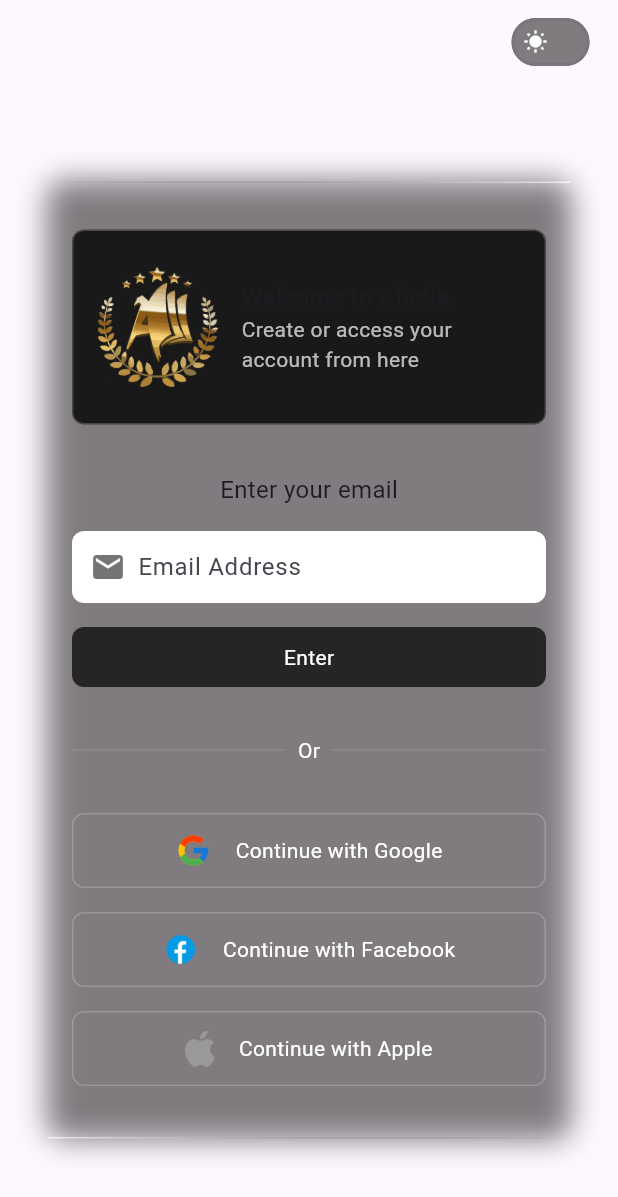
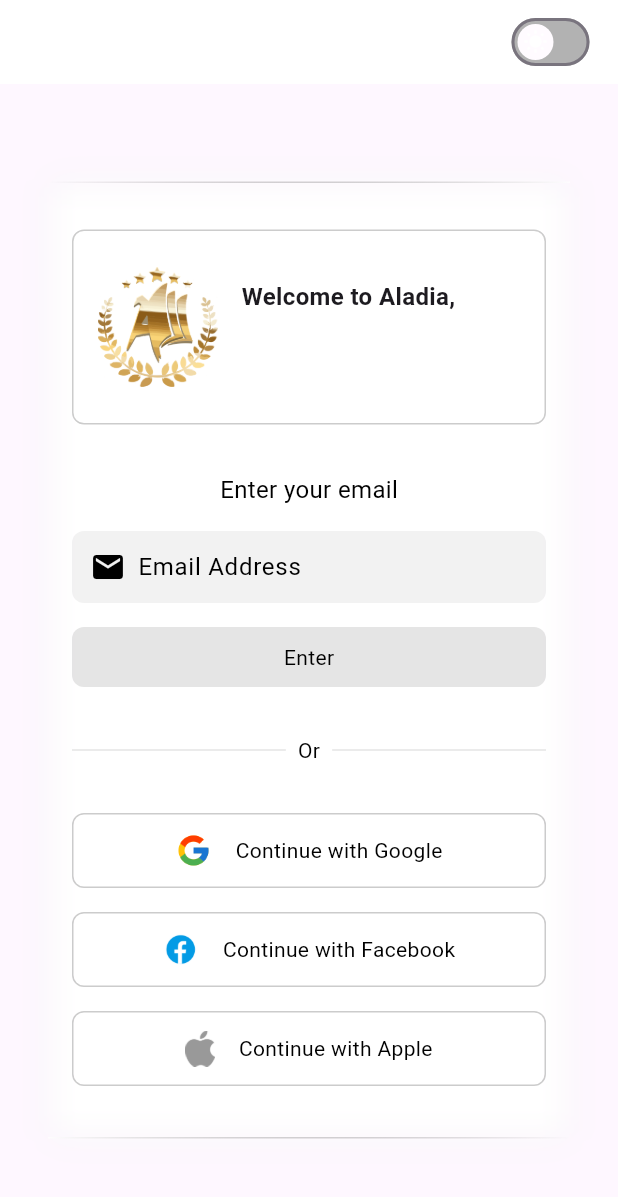
Before and after one commit to BiniyamAM/aladia_flutter_project, a Flutter app: the screen it shows after launch, on a phone screen of 412 x 824 dp. Shown: the top 1197 px of the screen. Run offline on Flutter 3.47's test engine with Material 3 defaults, Android fonts, the phone set to English and light mode, and no system bars.

Commit message:
fate: modifing the  pages and the file stucture of the code

```diff
--- a/lib/main.dart
+++ b/lib/main.dart
@@ -20,8 +20,8 @@ class MyApp extends StatelessWidget {
     return MaterialApp(
       debugShowCheckedModeBanner: false,
       home: const Home(),
-      themeMode: ThemeMode.system,
-      theme: Provider.of<ThemeProvider>(context).themeData,
+      theme: Provider.of<ThemeProvider>(context)
+          .themeData, // Apply the selected theme
     );
   }
 }
--- a/lib/pages/home.dart
+++ b/lib/pages/home.dart
@@ -1,7 +1,11 @@
 import 'dart:ui';
 import 'package:flutter/material.dart';
+import 'package:provider/provider.dart';
+import 'package:aladia/widgets/email_input.dart';
+import 'package:aladia/widgets/or_divider.dart';
+import 'package:aladia/widgets/social_buttons.dart';
+import 'package:aladia/widgets/top_content.dart';
 import 'package:aladia/theme_provider.dart';
-import 'package:provider/provider.dart';
 
 class Home extends StatefulWidget {
   const Home({super.key});
@@ -11,38 +15,40 @@ class Home extends StatefulWidget {
 }
 
 class _HomeState extends State<Home> {
-  bool isSelected = false;
   @override
   Widget build(BuildContext context) {
+    final themeProvider = Provider.of<ThemeProvider>(context);
+    final isDarkMode = themeProvider.isSelected;
+
     return Scaffold(
       appBar: AppBar(
+        backgroundColor: isDarkMode ? Colors.black : Colors.white,
         actions: [
           Padding(
             padding: const EdgeInsets.only(right: 15),
             child: Consumer<ThemeProvider>(
-              builder: (context, themeProider, child) {
+              builder: (context, themeProvider, child) {
                 return Switch(
-                  activeColor: Colors.white.withOpacity(0.1),
-                  // trackOutlineColor:
-                  //     const MaterialStatePropertyAll(Colors.black),
+                  activeColor: isDarkMode
+                      ? Colors.white.withOpacity(0.1)
+                      : Colors.black.withOpacity(0.1),
                   inactiveThumbColor: Colors.white.withOpacity(0.1),
-                  // ignore: deprecated_member_use
-                  thumbColor:
-                      // ignore: deprecated_member_use
-                      MaterialStatePropertyAll(Colors.black.withOpacity(0.5)),
-                  inactiveTrackColor: Colors.black.withOpacity(0.5),
-                  // ignore: deprecated_member_use
+                  thumbColor: MaterialStatePropertyAll(
+                    isDarkMode
+                        ? Colors.black.withOpacity(0.5)
+                        : Colors.white.withOpacity(0.5),
+                  ),
+                  inactiveTrackColor: isDarkMode
+                      ? Colors.black.withOpacity(0.5)
+                      : Colors.black.withOpacity(0.3),
                   thumbIcon: MaterialStatePropertyAll(
-                    themeProider.isSelected
+                    themeProvider.isSelected
                         ? const Icon(Icons.nights_stay)
-                        : const Icon(
-                            Icons.wb_sunny,
-                            color: Colors.white,
-                          ),
+                        : const Icon(Icons.wb_sunny, color: Colors.white),
                   ),
-                  value: themeProider.isSelected,
+                  value: themeProvider.isSelected,
                   onChanged: (value) {
-                    themeProider.toggleTheme();
+                    themeProvider.toggleTheme();
                   },
                 );
               },
@@ -51,14 +57,16 @@ class _HomeState extends State<Home> {
         ],
       ),
       body: Center(
-        // widthFactor: 380,
         child: Container(
           height: 640,
           width: 350,
           decoration: BoxDecoration(
             borderRadius: BorderRadius.circular(12),
-            border: Border.all(color: Colors.white.withOpacity(0.2)),
-            color: Colors.black.withOpacity(0.5),
+            border: Border.all(
+                color: isDarkMode
+                    ? Colors.white.withOpacity(0.2)
+                    : Colors.black.withOpacity(0.2)),
+            color: isDarkMode ? Colors.black.withOpacity(0.5) : Colors.white,
           ),
           child: BackdropFilter(
             filter: ImageFilter.blur(sigmaX: 10.0, sigmaY: 10.0),
@@ -101,13 +109,13 @@ class _HomeState extends State<Home> {
                     child: Column(
                       children: [
                         const SizedBox(height: 16),
-                        _buildTopContent(),
+                        TopContent(isDarkMode: isDarkMode),
                         const SizedBox(height: 32),
-                        _buildEmailInput(),
+                        EmailInput(isDarkMode: isDarkMode),
                         const SizedBox(height: 32),
-                        _buildOrDivider(),
+                        OrDivider(isDarkMode: isDarkMode),
                         const SizedBox(height: 32),
-                        _buildSocialButtons(),
+                        SocialButtons(isDarkMode: isDarkMode),
                       ],
                     ),
                   ),
@@ -119,137 +127,4 @@ class _HomeState extends State<Home> {
       ),
     );
   }
-
-  Widget _buildTopContent() {
-    return Container(
-      padding: const EdgeInsets.symmetric(vertical: 24, horizontal: 16),
-      decoration: BoxDecoration(
-        color: Colors.black.withOpacity(0.8),
-        border: Border.all(color: Colors.white.withOpacity(0.2)),
-        borderRadius: BorderRadius.circular(8),
-      ),
-      child: Row(
-        children: [
-          Image.asset(
-            'assets/app_icon.png',
-            height: 80,
-            width: 80,
-            fit: BoxFit.cover,
-          ),
-          const SizedBox(width: 16),
-          const Expanded(
-            child: Column(
-              crossAxisAlignment: CrossAxisAlignment.start,
-              children: const [
-                Text(
-                  'Welcome to Aladia,',
-                  style: TextStyle(
-                    fontWeight: FontWeight.bold,
-                    fontSize: 16,
-                  ),
-                ),
-                Text(
-                  'Create or access your account from here',
-                  style: TextStyle(
-                    color: Colors.white70,
-                  ),
-                ),
-              ],
-            ),
-          ),
-        ],
-      ),
-    );
-  }
-
-  Widget _buildEmailInput() {
-    return Column(
-      crossAxisAlignment: CrossAxisAlignment.center,
-      children: [
-        const Text('Enter your email', style: TextStyle(fontSize: 16)),
-        const SizedBox(height: 16),
-        Container(
-          padding: const EdgeInsets.all(12),
-          decoration: BoxDecoration(
-            borderRadius: BorderRadius.circular(8),
-            color: Colors.white,
-          ),
-          child: const Row(
-            children: [
-              Icon(Icons.email, color: Colors.black54),
-              SizedBox(width: 8),
-              Expanded(
-                child: TextField(
-                  decoration: InputDecoration.collapsed(
-                    hintText: 'Email Address',
-                  ),
-                ),
-              ),
-            ],
-          ),
-        ),
-        const SizedBox(height: 16),
-        Container(
-          alignment: Alignment.center,
-          height: 40,
-          decoration: BoxDecoration(
-            borderRadius: BorderRadius.circular(8),
-            border: Border.all(color: Colors.transparent),
-            color: Colors.black.withOpacity(0.7),
-          ),
-          child: const Text(
-            'Enter',
-            style: TextStyle(color: Colors.white),
-          ),
-        ),
-      ],
-    );
-  }
-
-  Widget _buildOrDivider() {
-    return Row(
-      mainAxisAlignment: MainAxisAlignment.center,
-      children: [
-        Expanded(child: Divider(color: Colors.white.withOpacity(0.1))),
-        const Padding(
-          padding: EdgeInsets.symmetric(horizontal: 8.0),
-          child: Text('Or', style: TextStyle(color: Colors.white)),
-        ),
-        Expanded(child: Divider(color: Colors.white.withOpacity(0.1))),
-      ],
-    );
-  }
-
-  Widget _buildSocialButtons() {
-    return Column(
-      children: [
-        _buildSocialButton('Continue with Google', 'assets/google.png'),
-        const SizedBox(height: 16),
-        _buildSocialButton('Continue with Facebook', 'assets/facebook.png'),
-        const SizedBox(height: 16),
-        _buildSocialButton('Continue with Apple', 'assets/apple.png'),
-      ],
-    );
-  }
-
-  Widget _buildSocialButton(String text, String assetPath) {
-    return GestureDetector(
-      onTap: () {},
-      child: Container(
-        padding: const EdgeInsets.all(12),
-        decoration: BoxDecoration(
-          borderRadius: BorderRadius.circular(8),
-          border: Border.all(color: Colors.white.withOpacity(0.2)),
-        ),
-        child: Row(
-          mainAxisAlignment: MainAxisAlignment.center,
-          children: [
-            Image.asset(assetPath, height: 24),
-            const SizedBox(width: 16),
-            Text(text, style: const TextStyle(color: Colors.white)),
-          ],
-        ),
-      ),
-    );
-  }
 }
--- a/lib/theme.dart
+++ b/lib/theme.dart
@@ -1,6 +1,13 @@
 import 'package:flutter/material.dart';
 
-ThemeData lightmode =
-    ThemeData(brightness: Brightness.light, primaryColor: Colors.black);
-ThemeData darkmode =
-    ThemeData(brightness: Brightness.dark, primaryColor: Colors.white);
+ThemeData lightmode = ThemeData(
+  brightness: Brightness.light,
+  primaryColor: Colors.black,
+  // Add more light theme customization here
+);
+
+ThemeData darkmode = ThemeData(
+  brightness: Brightness.dark,
+  primaryColor: Colors.white,
+  // Add more dark theme customization here
+);
--- a/lib/theme_provider.dart
+++ b/lib/theme_provider.dart
@@ -1,11 +1,11 @@
 import 'package:flutter/material.dart';
-import 'package:aladia/theme.dart';
+import 'package:aladia/theme.dart'; // Ensure you are importing your theme file here
 
 class ThemeProvider with ChangeNotifier {
   bool _isSelected = false;
   bool get isSelected => _isSelected;
 
-  ThemeData _themeData = lightmode;
+  ThemeData _themeData = lightmode; // Default to light mode
   ThemeData get themeData => _themeData;
 
   void toggleTheme() {
@@ -14,7 +14,7 @@ class ThemeProvider with ChangeNotifier {
     } else {
       _themeData = lightmode;
     }
-    _isSelected = !_isSelected;
-    notifyListeners();
+    _isSelected = !_isSelected; // Toggle the selection
+    notifyListeners(); // Notify listeners to rebuild the UI
   }
 }
--- /dev/null
+++ b/lib/widgets/email_input.dart
@@ -0,0 +1,63 @@
+import 'package:flutter/material.dart';
+
+class EmailInput extends StatelessWidget {
+  final bool isDarkMode;
+
+  const EmailInput({Key? key, required this.isDarkMode}) : super(key: key);
+
+  @override
+  Widget build(BuildContext context) {
+    return Column(
+      crossAxisAlignment: CrossAxisAlignment.center,
+      children: [
+        Text(
+          'Enter your email',
+          style: TextStyle(
+              fontSize: 16, color: isDarkMode ? Colors.white : Colors.black),
+        ),
+        const SizedBox(height: 16),
+        Container(
+          padding: const EdgeInsets.all(12),
+          decoration: BoxDecoration(
+            borderRadius: BorderRadius.circular(8),
+            color: isDarkMode ? Colors.white : Colors.black.withOpacity(0.05),
+          ),
+          child: Row(
+            children: [
+              Icon(Icons.email,
+                  color: isDarkMode ? Colors.black54 : Colors.black),
+              const SizedBox(width: 8),
+              Expanded(
+                child: TextField(
+                  style: TextStyle(
+                      color: isDarkMode ? Colors.black : Colors.black),
+                  decoration: InputDecoration.collapsed(
+                    hintText: 'Email Address',
+                    hintStyle: TextStyle(
+                        color: isDarkMode ? Colors.black54 : Colors.black),
+                  ),
+                ),
+              ),
+            ],
+          ),
+        ),
+        const SizedBox(height: 16),
+        Container(
+          alignment: Alignment.center,
+          height: 40,
+          decoration: BoxDecoration(
+            borderRadius: BorderRadius.circular(8),
+            border: Border.all(color: Colors.transparent),
+            color: isDarkMode
+                ? Colors.black.withOpacity(0.7)
+                : Colors.black.withOpacity(0.1),
+          ),
+          child: Text(
+            'Enter',
+            style: TextStyle(color: isDarkMode ? Colors.white : Colors.black),
+          ),
+        ),
+      ],
+    );
+  }
+}
--- /dev/null
+++ b/lib/widgets/or_divider.dart
@@ -0,0 +1,32 @@
+import 'package:flutter/material.dart';
+
+class OrDivider extends StatelessWidget {
+  final bool isDarkMode;
+
+  const OrDivider({Key? key, required this.isDarkMode}) : super(key: key);
+
+  @override
+  Widget build(BuildContext context) {
+    return Row(
+      mainAxisAlignment: MainAxisAlignment.center,
+      children: [
+        Expanded(
+            child: Divider(
+                color: isDarkMode
+                    ? Colors.white.withOpacity(0.1)
+                    : Colors.black.withOpacity(0.1))),
+        Padding(
+          padding: const EdgeInsets.symmetric(horizontal: 8.0),
+          child: Text('Or',
+              style:
+                  TextStyle(color: isDarkMode ? Colors.white : Colors.black)),
+        ),
+        Expanded(
+            child: Divider(
+                color: isDarkMode
+                    ? Colors.white.withOpacity(0.1)
+                    : Colors.black.withOpacity(0.1))),
+      ],
+    );
+  }
+}
--- /dev/null
+++ b/lib/widgets/social_buttons.dart
@@ -0,0 +1,50 @@
+import 'package:flutter/material.dart';
+
+class SocialButtons extends StatelessWidget {
+  final bool isDarkMode;
+
+  const SocialButtons({Key? key, required this.isDarkMode}) : super(key: key);
+
+  @override
+  Widget build(BuildContext context) {
+    return Column(
+      children: [
+        _buildSocialButton(
+            'Continue with Google', 'assets/google.png', isDarkMode),
+        const SizedBox(height: 16),
+        _buildSocialButton(
+            'Continue with Facebook', 'assets/facebook.png', isDarkMode),
+        const SizedBox(height: 16),
+        _buildSocialButton(
+            'Continue with Apple', 'assets/apple.png', isDarkMode),
+      ],
+    );
+  }
+
+  Widget _buildSocialButton(String text, String assetPath, bool isDarkMode) {
+    return GestureDetector(
+      onTap: () {},
+      child: Container(
+        padding: const EdgeInsets.all(12),
+        decoration: BoxDecoration(
+          borderRadius: BorderRadius.circular(8),
+          border: Border.all(
+              color: isDarkMode
+                  ? Colors.white.withOpacity(0.2)
+                  : Colors.black.withOpacity(0.2)),
+        ),
+        child: Row(
+          mainAxisAlignment: MainAxisAlignment.center,
+          children: [
+            Image.asset(assetPath, height: 24),
+            const SizedBox(width: 16),
+            Text(
+              text,
+              style: TextStyle(color: isDarkMode ? Colors.white : Colors.black),
+            ),
+          ],
+        ),
+      ),
+    );
+  }
+}
--- /dev/null
+++ b/lib/widgets/top_content.dart
@@ -0,0 +1,55 @@
+import 'package:flutter/material.dart';
+
+class TopContent extends StatelessWidget {
+  final bool isDarkMode;
+
+  const TopContent({Key? key, required this.isDarkMode}) : super(key: key);
+
+  @override
+  Widget build(BuildContext context) {
+    return Container(
+      padding: const EdgeInsets.symmetric(vertical: 24, horizontal: 16),
+      decoration: BoxDecoration(
+        color: isDarkMode
+            ? Colors.black.withOpacity(0.8)
+            : Colors.white.withOpacity(0.8),
+        border: Border.all(
+            color: isDarkMode
+                ? Colors.white.withOpacity(0.2)
+                : Colors.black.withOpacity(0.2)),
+        borderRadius: BorderRadius.circular(8),
+      ),
+      child: Row(
+        children: [
+          Image.asset(
+            'assets/app_icon.png',
+            height: 80,
+            width: 80,
+            fit: BoxFit.cover,
+          ),
+          const SizedBox(width: 16),
+          const Expanded(
+            child: Column(
+              crossAxisAlignment: CrossAxisAlignment.start,
+              children: [
+                Text(
+                  'Welcome to Aladia,',
+                  style: TextStyle(
+                    fontWeight: FontWeight.bold,
+                    fontSize: 16,
+                  ),
+                ),
+                Text(
+                  'Create or access your account from here',
+                  style: TextStyle(
+                    color: Colors.white70,
+                  ),
+                ),
+              ],
+            ),
+          ),
+        ],
+      ),
+    );
+  }
+}
```
Also changed, not shown: lib/pages/home_body.dart (deleted, +0 -211 lines).
